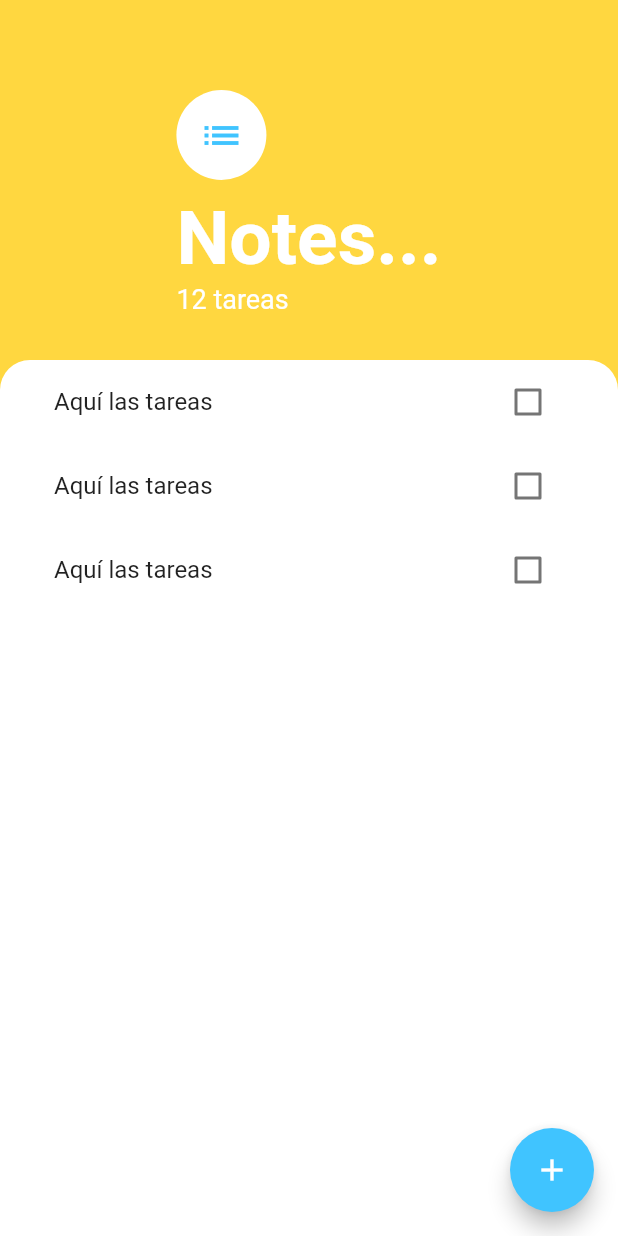
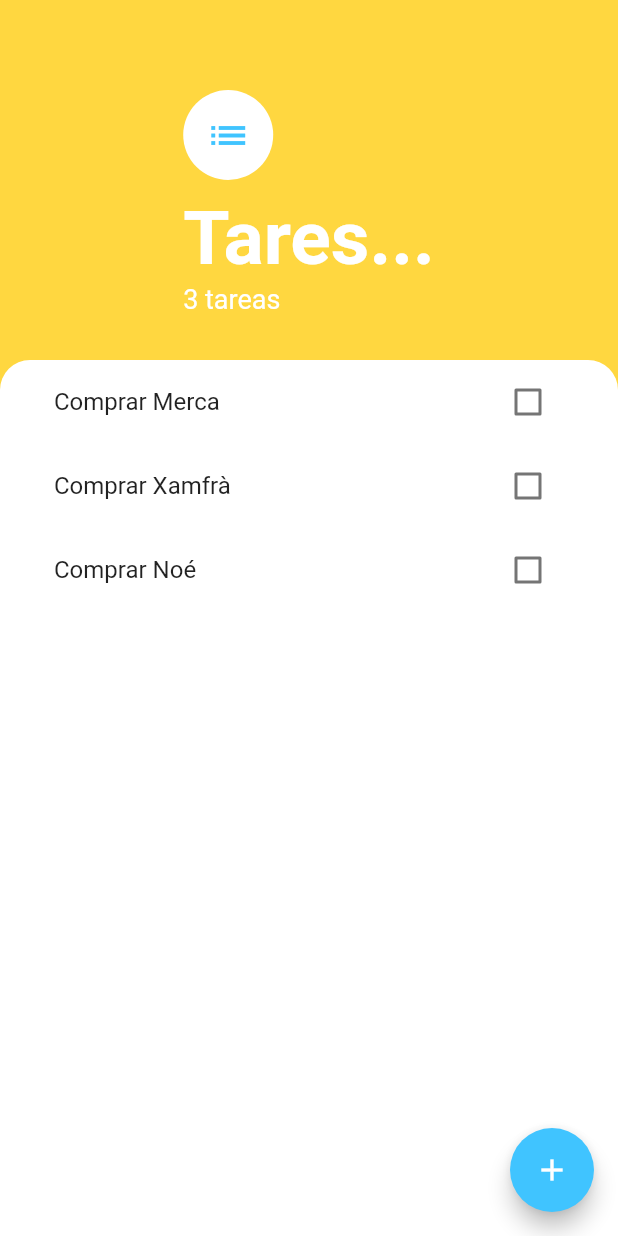
Before and after one commit to gestionarlaweb/flutter-tareas, a Flutter app: the screen it shows after launch, on a phone screen of 412 x 824 dp. Run offline on Flutter 3.47's test engine with Material 2 defaults, Android fonts, the phone set to English and light mode, and no system bars.

Commit message:
app terminada

```diff
--- a/lib/main.dart
+++ b/lib/main.dart
@@ -1,13 +1,18 @@
-import 'package:tareas/pages/task-screen.dart';
+import 'package:tareas/models/task_data.dart';
+import 'package:tareas/pages/tasks-screen.dart';
 import 'package:flutter/material.dart';
+import 'package:provider/provider.dart';
 
 void main() => runApp(MyApp());
 
 class MyApp extends StatelessWidget {
   @override
   Widget build(BuildContext context) {
-    return MaterialApp(
-      home: TaskScreen(),
+    return ChangeNotifierProvider(
+      create: (context) => TaskData(),
+      child: MaterialApp(
+        home: TasksScreen(),
+      ),
     );
   }
 }
--- /dev/null
+++ b/lib/models/task.dart
@@ -0,0 +1,10 @@
+class Task {
+  final String name;
+  bool isDone;
+
+  Task({this.name, this.isDone = false});
+
+  void toggleDone() {
+    isDone = !isDone;
+  }
+}
--- /dev/null
+++ b/lib/models/task_data.dart
@@ -0,0 +1,42 @@
+import 'package:flutter/foundation.dart';
+import 'package:tareas/models/task.dart';
+import 'dart:collection';
+
+class TaskData extends ChangeNotifier {
+  List<Task> _tasks = [
+    Task(name: 'Comprar Merca'),
+    Task(name: 'Comprar Xamfrà'),
+    Task(name: 'Comprar Noé'),
+  ];
+
+// import 'dart:collection';
+// Aumentar la seguridad de nuestro código
+// No permite modificar una tarea a pelo.
+// Solo lo podremos hacer desde la función addTask()
+  UnmodifiableListView<Task> get tasks {
+    return UnmodifiableListView(_tasks);
+  }
+
+  int get taskCount {
+    return _tasks.length;
+  }
+
+// Añadir tarea
+  void addTask(String newTaskTitle) {
+    final task = Task(name: newTaskTitle);
+    _tasks.add(task);
+    notifyListeners();
+  }
+
+// El tachado de la tarea
+  void updateTask(Task task) {
+    task.toggleDone();
+    notifyListeners();
+  }
+
+  // Eliminar tarea al hacer un longPress
+  void deleteTask(Task task) {
+    _tasks.remove(task);
+    notifyListeners();
+  }
+}
--- a/lib/pages/task-screen.dart
+++ b/lib/pages/tasks-screen.dart
@@ -1,8 +1,10 @@
 import 'package:flutter/material.dart';
 import 'package:tareas/pages/add_task_screen.dart';
 import 'package:tareas/widgets/tasks_list.dart';
+import 'package:tareas/models/task_data.dart';
+import 'package:provider/provider.dart';
 
-class TaskScreen extends StatelessWidget {
+class TasksScreen extends StatelessWidget {
   @override
   Widget build(BuildContext context) {
     return Scaffold(
@@ -10,25 +12,17 @@ class TaskScreen extends StatelessWidget {
       floatingActionButton: FloatingActionButton(
         backgroundColor: Colors.lightBlueAccent,
         child: Icon(Icons.add),
-        // onPressed: () {
-        //   showBottomSheet(
-        //       context: context,
-        //       // isScrollControlled: true, Si queremos que ocupe toda la pantalla
-        //       builder: (context) => AddTaskScreen());
-        // },
-        // Aquí envolvemos el AddTaskScreen() en un SingleChildScrollView para
-        // colocarlo encima del teclado
         onPressed: () {
-          showBottomSheet(
+          showModalBottomSheet(
               context: context,
+              isScrollControlled: true,
               builder: (context) => SingleChildScrollView(
                     child: Container(
                       padding: EdgeInsets.only(
                           bottom: MediaQuery.of(context).viewInsets.bottom),
                       child: AddTaskScreen(),
                     ),
-            ),
-          );
+                  ));
         },
       ),
       body: Column(
@@ -53,7 +47,7 @@ class TaskScreen extends StatelessWidget {
                   height: 10.0,
                 ),
                 Text(
-                  'Notes...',
+                  'Tares...',
                   style: TextStyle(
                     color: Colors.white,
                     fontSize: 50.0,
@@ -61,7 +55,7 @@ class TaskScreen extends StatelessWidget {
                   ),
                 ),
                 Text(
-                  '12 tareas',
+                  '${Provider.of<TaskData>(context).taskCount} tareas',
                   style: TextStyle(
                     color: Colors.white,
                     fontSize: 18,
@@ -81,7 +75,7 @@ class TaskScreen extends StatelessWidget {
                     topLeft: Radius.circular(20.0),
                     topRight: Radius.circular(20.0),
                   )),
-              child: TaskList(),
+              child: TasksList(),
             ),
           ),
         ],
--- a/lib/widgets/task_tile.dart
+++ b/lib/widgets/task_tile.dart
@@ -1,52 +1,32 @@
 import 'package:flutter/material.dart';
 
-class TaskTile extends StatefulWidget {
-  // cambia de true a false
-  @override
-  _TaskTileState createState() => _TaskTileState();
-}
+class TaskTile extends StatelessWidget {
+  final bool isChecked;
+  final String taskTitle;
+  final Function checkboxCallback;
+  final Function longPressCallback;
 
-class _TaskTileState extends State<TaskTile> {
-  bool isChecked = false;
+  TaskTile(
+      {this.isChecked,
+      this.taskTitle,
+      this.checkboxCallback,
+      this.longPressCallback});
 
   @override
   Widget build(BuildContext context) {
     return ListTile(
+      onLongPress: longPressCallback,
       title: Text(
-        'Aquí las tareas',
+        taskTitle,
         style: TextStyle(
             // Si el isChecked es True, subralla el texto
             decoration: isChecked ? TextDecoration.lineThrough : null),
       ),
-      trailing: new TaskCheckbox(
-        checkboxState: isChecked,
-        commutarCheckboxState: (bool checkboxState) {
-          setState(() {
-            isChecked = checkboxState;
-          });
-        },
+      trailing: Checkbox(
+        activeColor: Colors.lightBlueAccent,
+        value: isChecked, // false o true
+        onChanged: checkboxCallback,
       ),
     );
   }
 }
-
-class TaskCheckbox extends StatelessWidget {
-  // Al ser Sin estado todas las variables deben der final
-  final bool checkboxState;
-  final Function commutarCheckboxState;
-  // Si necesitamos actualizar el (bool checkboxState) dentro de un Widget
-  // sin estado como este,
-  // lo que hcemos es inicializar la nueva versión de clase TaskCheckbox
-  // de esta manera y descartamos la última
-
-  TaskCheckbox({this.checkboxState, this.commutarCheckboxState});
-
-  @override
-  Widget build(BuildContext context) {
-    return Checkbox(
-      activeColor: Colors.lightBlueAccent,
-      value: checkboxState,
-      onChanged: commutarCheckboxState,
-    );
-  }
-}
--- a/lib/widgets/tasks_list.dart
+++ b/lib/widgets/tasks_list.dart
@@ -1,15 +1,30 @@
 import 'package:flutter/material.dart';
+import 'package:provider/provider.dart';
 import 'package:tareas/widgets/task_tile.dart';
+import 'package:tareas/models/task_data.dart';
 
-class TaskList extends StatelessWidget {
+class TasksList extends StatelessWidget {
   @override
   Widget build(BuildContext context) {
-    return ListView(
-      children: <Widget>[
-        TaskTile(),
-        TaskTile(),
-        TaskTile(),
-      ],
+    return Consumer<TaskData>(
+      builder: (context, taskData, child) {
+        return ListView.builder(
+          itemBuilder: (context, index) {
+            final task = taskData.tasks[index];
+            return TaskTile(
+              taskTitle: task.name,
+              isChecked: task.isDone,
+              checkboxCallback: (checkboxState) {
+                taskData.updateTask(task);
+              },
+              longPressCallback: () {
+                taskData.deleteTask(task);
+              },
+            );
+          },
+          itemCount: taskData.taskCount,
+        );
+      },
     );
   }
 }
--- a/pubspec.yaml
+++ b/pubspec.yaml
@@ -3,7 +3,7 @@ description: A new Flutter project.
 
 # The following line prevents the package from being accidentally published to
 # pub.dev using `pub publish`. This is preferred for private packages.
-publish_to: 'none' # Remove this line if you wish to publish to pub.dev
+publish_to: "none" # Remove this line if you wish to publish to pub.dev
 
 # The following defines the version and build number for your application.
 # A version number is three numbers separated by dots, like 1.2.43
@@ -24,10 +24,10 @@ dependencies:
   flutter:
     sdk: flutter
 
-
   # The following adds the Cupertino Icons font to your application.
   # Use with the CupertinoIcons class for iOS style icons.
   cupertino_icons: ^1.0.0
+  provider: ^4.3.2+3
 
 dev_dependencies:
   flutter_test:
@@ -38,7 +38,6 @@ dev_dependencies:
 
 # The following section is specific to Flutter.
 flutter:
-
   # The following line ensures that the Material Icons font is
   # included with your application, so that you can use the icons in
   # the material Icons class.
```
Also changed, not shown: lib/pages/add_task_screen.dart (+10 -1 lines), pubspec.lock. Lines whose indentation alone changed are shown as unchanged.
